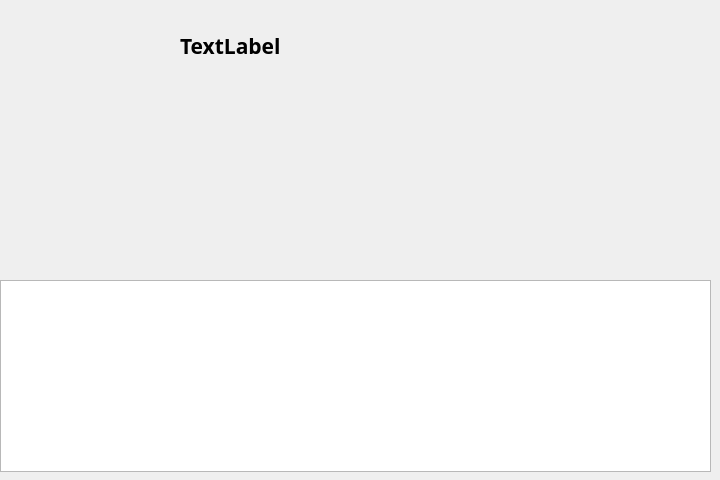
Above: assets/clock.ui from DaiCC-Aurora/Desktop before the change. Below: the same form after it.
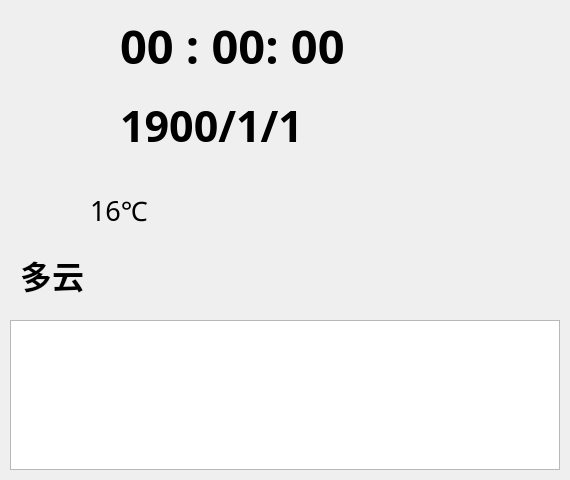
That is the form after the change.

Patch:
```diff
--- a/assets/clock.ui
+++ b/assets/clock.ui
@@ -6,7 +6,7 @@
    <rect>
     <x>0</x>
     <y>0</y>
-    <width>720</width>
+    <width>570</width>
     <height>480</height>
    </rect>
   </property>
@@ -25,51 +25,139 @@
   <widget class="QTextBrowser" name="sen">
    <property name="geometry">
     <rect>
-     <x>0</x>
-     <y>280</y>
-     <width>711</width>
-     <height>192</height>
-    </rect>
-   </property>
-  </widget>
-  <widget class="QWidget" name="tomato" native="true">
-   <property name="geometry">
-    <rect>
      <x>10</x>
-     <y>130</y>
-     <width>291</width>
-     <height>141</height>
+     <y>320</y>
+     <width>550</width>
+     <height>150</height>
     </rect>
    </property>
   </widget>
   <widget class="QWidget" name="weather" native="true">
    <property name="geometry">
     <rect>
-     <x>310</x>
-     <y>140</y>
-     <width>391</width>
-     <height>131</height>
+     <x>10</x>
+     <y>170</y>
+     <width>150</width>
+     <height>150</height>
+    </rect>
+   </property>
+   <widget class="QLabel" name="img">
+    <property name="geometry">
+     <rect>
+      <x>10</x>
+      <y>10</y>
+      <width>60</width>
+      <height>60</height>
+     </rect>
+    </property>
+    <property name="styleSheet">
+     <string notr="true"/>
+    </property>
+    <property name="text">
+     <string/>
+    </property>
+    <property name="scaledContents">
+     <bool>true</bool>
+    </property>
+   </widget>
+   <widget class="QLabel" name="temperature">
+    <property name="geometry">
+     <rect>
+      <x>80</x>
+      <y>10</y>
+      <width>60</width>
+      <height>60</height>
+     </rect>
+    </property>
+    <property name="font">
+     <font>
+      <family>HarmonyOS Sans SC</family>
+      <pointsize>20</pointsize>
+      <bold>false</bold>
+     </font>
+    </property>
+    <property name="styleSheet">
+     <string notr="true"/>
+    </property>
+    <property name="text">
+     <string>16℃</string>
+    </property>
+   </widget>
+   <widget class="QLabel" name="wea">
+    <property name="geometry">
+     <rect>
+      <x>10</x>
+      <y>80</y>
+      <width>130</width>
+      <height>50</height>
+     </rect>
+    </property>
+    <property name="font">
+     <font>
+      <family>HarmonyOS Sans SC</family>
+      <pointsize>24</pointsize>
+      <bold>true</bold>
+     </font>
+    </property>
+    <property name="text">
+     <string>多云</string>
+    </property>
+   </widget>
+  </widget>
+  <widget class="QWidget" name="tomato" native="true">
+   <property name="geometry">
+    <rect>
+     <x>170</x>
+     <y>170</y>
+     <width>390</width>
+     <height>150</height>
     </rect>
    </property>
   </widget>
   <widget class="QLabel" name="time">
    <property name="geometry">
     <rect>
-     <x>180</x>
+     <x>120</x>
      <y>0</y>
-     <width>331</width>
-     <height>91</height>
+     <width>330</width>
+     <height>90</height>
     </rect>
    </property>
    <property name="font">
     <font>
      <family>HarmonyOS Sans SC Black</family>
-     <pointsize>16</pointsize>
+     <pointsize>35</pointsize>
      <bold>true</bold>
     </font>
    </property>
    <property name="text">
-    <string>TextLabel</string>
+    <string>00 : 00: 00</string>
+   </property>
+   <property name="textFormat">
+    <enum>Qt::PlainText</enum>
+   </property>
+  </widget>
+  <widget class="QLabel" name="date">
+   <property name="geometry">
+    <rect>
+     <x>120</x>
+     <y>80</y>
+     <width>330</width>
+     <height>90</height>
+    </rect>
+   </property>
+   <property name="font">
+    <font>
+     <family>HarmonyOS Sans SC Black</family>
+     <pointsize>32</pointsize>
+     <bold>true</bold>
+    </font>
+   </property>
+   <property name="text">
+    <string>1900/1/1</string>
+   </property>
+   <property name="textFormat">
+    <enum>Qt::PlainText</enum>
    </property>
   </widget>
  </widget>
```
